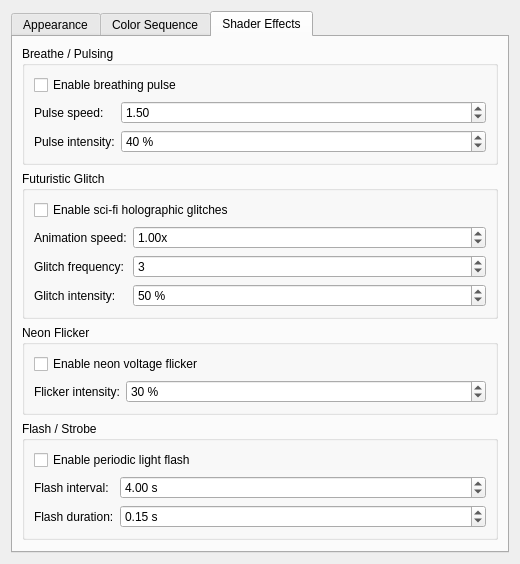
First picture: the form in activewindowoutline_config.ui, repository gmalinowski/LeapK, before the edit.
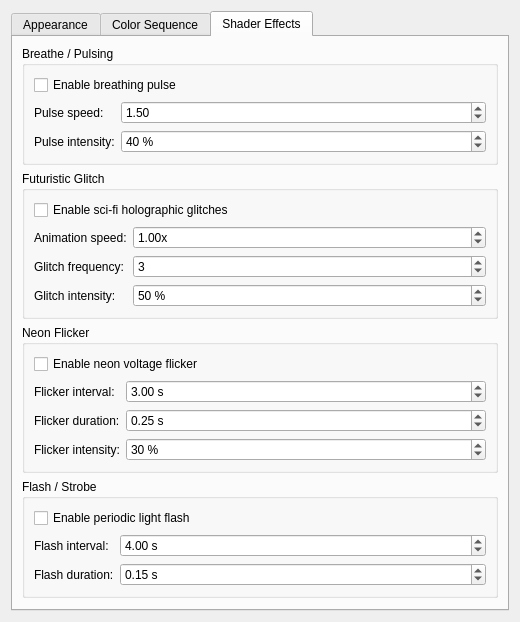
Second picture: the form after the edit. The open tabs and pages were chosen to show the change. Custom widgets are drawn as their Qt base class.

Commit message: fix(config): activate Apply button on color table edits; add neon flicker interval and duration

Diff of the .ui file:
```diff
--- a/activewindowoutline_config.ui
+++ b/activewindowoutline_config.ui
@@ -614,13 +614,65 @@
            </widget>
           </item>
           <item row="1" column="0">
+           <widget class="QLabel" name="label_neonInterval">
+            <property name="text">
+             <string>Flicker interval:</string>
+            </property>
+           </widget>
+          </item>
+          <item row="1" column="1">
+           <widget class="QDoubleSpinBox" name="kcfg_NeonFlickerInterval">
+            <property name="minimum">
+             <double>0.5</double>
+            </property>
+            <property name="maximum">
+             <double>30.0</double>
+            </property>
+            <property name="singleStep">
+             <double>0.5</double>
+            </property>
+            <property name="value">
+             <double>3.0</double>
+            </property>
+            <property name="suffix">
+             <string> s</string>
+            </property>
+           </widget>
+          </item>
+          <item row="2" column="0">
+           <widget class="QLabel" name="label_neonDuration">
+            <property name="text">
+             <string>Flicker duration:</string>
+            </property>
+           </widget>
+          </item>
+          <item row="2" column="1">
+           <widget class="QDoubleSpinBox" name="kcfg_NeonFlickerDuration">
+            <property name="minimum">
+             <double>0.05</double>
+            </property>
+            <property name="maximum">
+             <double>2.0</double>
+            </property>
+            <property name="singleStep">
+             <double>0.05</double>
+            </property>
+            <property name="value">
+             <double>0.25</double>
+            </property>
+            <property name="suffix">
+             <string> s</string>
+            </property>
+           </widget>
+          </item>
+          <item row="3" column="0">
            <widget class="QLabel" name="label_neonIntensity">
             <property name="text">
              <string>Flicker intensity:</string>
             </property>
            </widget>
           </item>
-          <item row="1" column="1">
+          <item row="3" column="1">
            <widget class="QSpinBox" name="kcfg_NeonFlickerIntensity">
             <property name="minimum">
              <number>10</number>
```
The commit also changes 7 other files.
